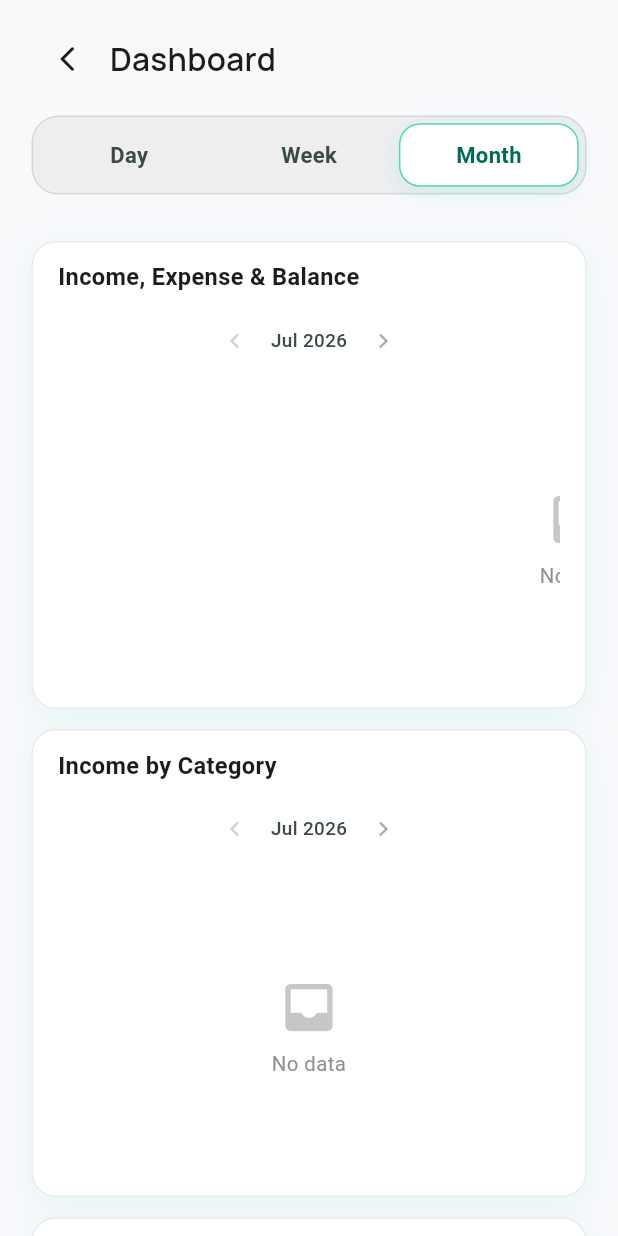
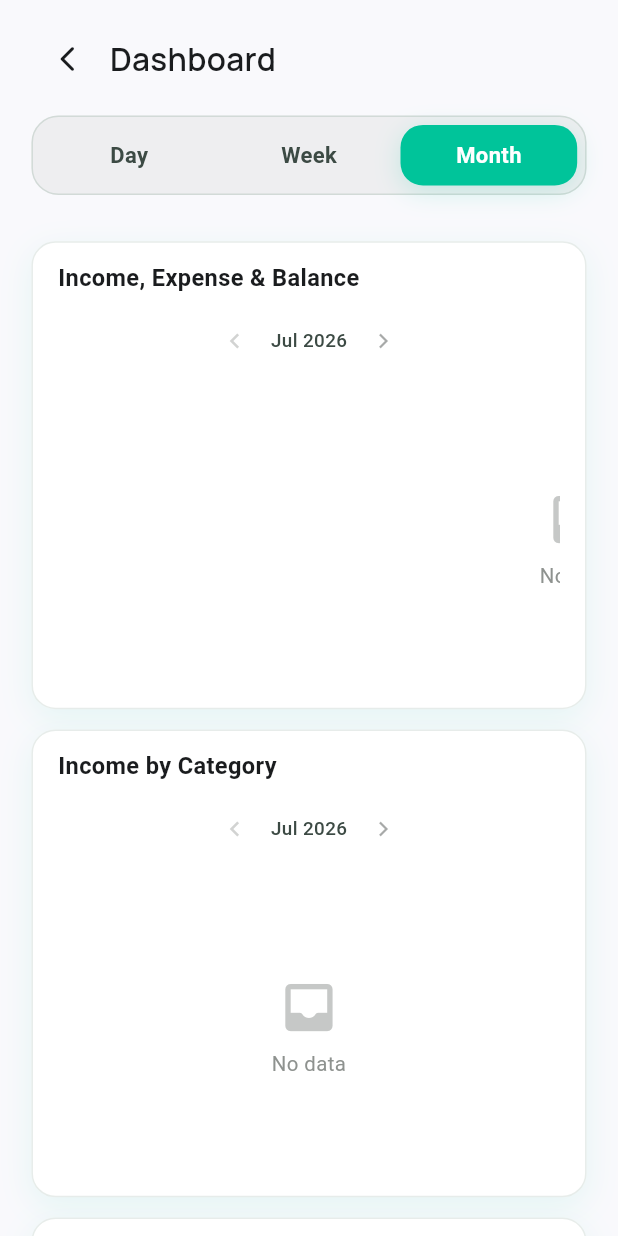
Before and after one commit to kjwce/HCMUS_CSC13002_FinFlow, a Flutter app: the DashboardPage widget shown alone on an empty page, opened directly, on a phone screen of 412 x 824 dp. Run offline on Flutter 3.47's test engine with Material 3 defaults, Android fonts, the phone set to English and light mode, and no system bars; our stand-ins replace fl_chart, flutter_riverpod, flutter_svg, image_picker, supabase_flutter; accounts and stored records are empty.

Commit message:
update chart2

```diff
--- a/lib/features/finance/presentation/dashboard_page.dart
+++ b/lib/features/finance/presentation/dashboard_page.dart
@@ -31,9 +31,7 @@
   static const _onSurface = Color(0xFF1A1C1E);
   static const _onSurfaceVariant = Color(0xFF3C4A44);
   static const _primary = Color(0xFF00C49A);
-  static const _primaryDark = Color(0xFF006C53);
   static const _segmentBg = _surfaceContainer;
-  static const _segmentSelectedBg = Colors.white;
   static const _segmentBorder = _outlineVariant;
 
   bool _dataLoaded = false;
@@ -427,18 +425,52 @@
               borderRadius: BorderRadius.circular(18),
               border: Border.all(color: _segmentBorder.withValues(alpha: 0.55)),
             ),
-            child: Row(
-              children: ['Day', 'Week', 'Month'].asMap().entries.map((e) {
+            child: LayoutBuilder(
+              builder: (context, constraints) {
+                final labels = ['Day', 'Week', 'Month'];
                 final periods = [
                   ChartPeriod.day,
                   ChartPeriod.week,
                   ChartPeriod.month,
                 ];
-                final isSelected = _period == periods[e.key];
+                final selectedIndex = periods.indexOf(_period);
+                final tabWidth = constraints.maxWidth / labels.length;
+
+                return SizedBox(
+                  height: Responsive.h(context, 44),
+                  child: Stack(
+                    children: [
+                      AnimatedPositioned(
+                        duration: const Duration(milliseconds: 240),
+                        curve: Curves.easeOutCubic,
+                        left: tabWidth * selectedIndex,
+                        top: 0,
+                        bottom: 0,
+                        width: tabWidth,
+                        child: Container(
+                          margin: EdgeInsets.all(Responsive.w(context, 1)),
+                          decoration: BoxDecoration(
+                            color: _primary,
+                            borderRadius: BorderRadius.circular(15),
+                            boxShadow: [
+                              BoxShadow(
+                                color: _primary.withValues(alpha: 0.18),
+                                blurRadius: 14,
+                                offset: const Offset(0, 4),
+                              ),
+                            ],
+                          ),
+                        ),
+                      ),
+                      Row(
+                        children: labels.asMap().entries.map((entry) {
+                          final index = entry.key;
+                          final isSelected = selectedIndex == index;
                           return Expanded(
                             child: GestureDetector(
+                              behavior: HitTestBehavior.opaque,
                               onTap: () {
-                      final nextPeriod = periods[e.key];
+                                final nextPeriod = periods[index];
                                 if (_period == nextPeriod) return;
                                 setState(() {
                                   _period = nextPeriod;
@@ -446,43 +478,26 @@
                                 });
                                 _runChartValueAnimation();
                               },
-                    child: AnimatedContainer(
-                      duration: const Duration(milliseconds: 200),
-                      curve: Curves.easeOutCubic,
-                      alignment: Alignment.center,
-                      padding: EdgeInsets.symmetric(
-                        vertical: Responsive.h(context, 10),
-                      ),
-                      decoration: BoxDecoration(
-                        color: isSelected
-                            ? _segmentSelectedBg
-                            : Colors.transparent,
-                        borderRadius: BorderRadius.circular(14),
-                        border: isSelected
-                            ? Border.all(color: _primary.withValues(alpha: 0.7))
-                            : null,
-                        boxShadow: isSelected
-                            ? [
-                                BoxShadow(
-                                  color: _primary.withValues(alpha: 0.12),
-                                  blurRadius: 12,
-                                  offset: const Offset(0, 4),
-                                ),
-                              ]
-                            : null,
-                      ),
+                              child: Center(
                                 child: Text(
-                        e.value,
+                                  entry.value,
                                   style: TextStyle(
                                     fontSize: Responsive.sp(context, 14),
                                     fontWeight: FontWeight.w600,
-                          color: isSelected ? _primaryDark : _onSurfaceVariant,
+                                    color: isSelected
+                                        ? Colors.white
+                                        : _onSurfaceVariant,
                                   ),
                                 ),
                               ),
                             ),
                           );
                         }).toList(),
+                      ),
+                    ],
+                  ),
+                );
+              },
             ),
           ),
         ],
```
Lines whose indentation alone changed are shown as unchanged.
